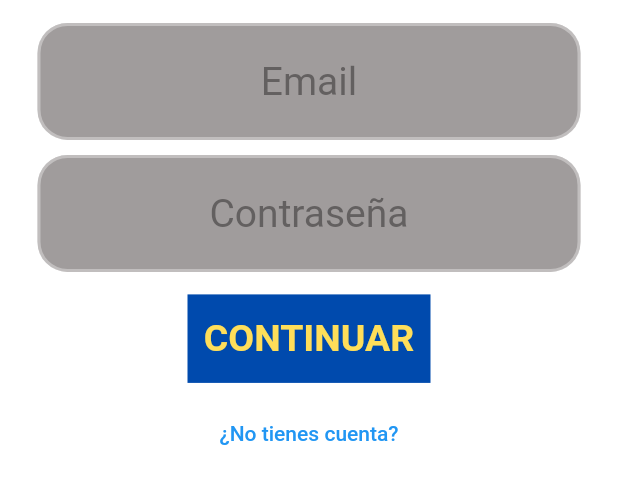
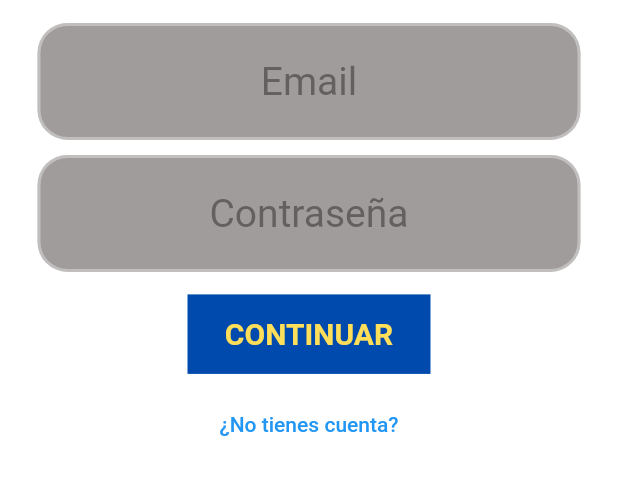
Before and after one commit to ISPP-G8/FindMyFun, a Flutter app: the screen it shows after launch, swiped to page 2, on a phone screen of 412 x 824 dp, the part 569-1073 px from its top. Run offline on Flutter 3.47's test engine with Material 2 defaults, Android fonts, the light colour scheme and no system bars; our stand-ins replace cached_network_image, firebase_auth, firebase_core, firebase_storage, geocoding, geolocator and 4 more; missing offline and left inert: flutter_paypal, multiselect; accounts and stored records are empty.

Commit message:
fix: arreglos para la demo

```diff
--- a/lib/widgets/submit_button.dart
+++ b/lib/widgets/submit_button.dart
@@ -28,7 +28,7 @@ class SubmitButton extends StatelessWidget {
             color: Color(
               0xffffde59,
             ),
-            fontSize: 25,
+            fontSize: 20,
             fontWeight: FontWeight.bold,
           ),
         ),
```
Also changed, not shown: lib/views/home/profile/profile_details_view.dart (+6 -2 lines).
